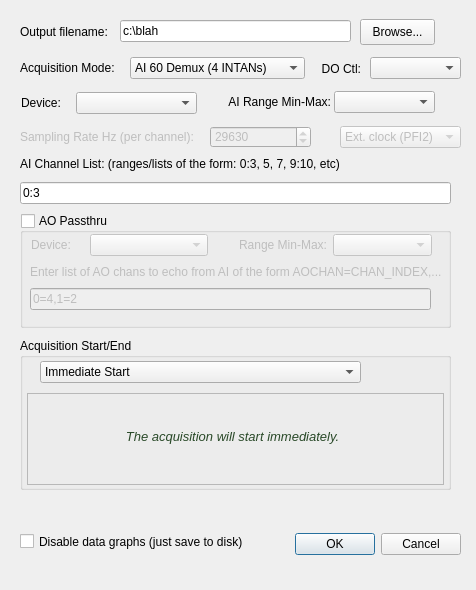
This is ConfigureDialog.ui in acorver/SpikeGL as Qt 5 draws it before an edit. The edited form follows.
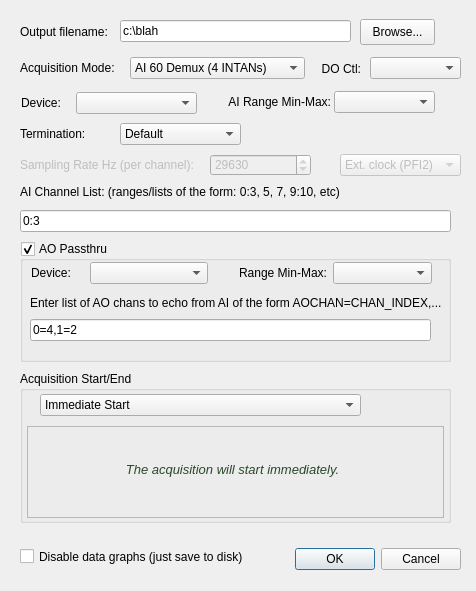
This is the edited form. Icons and pictures are not drawn.

Patch:
```diff
--- a/ConfigureDialog.ui
+++ b/ConfigureDialog.ui
@@ -9,7 +9,7 @@
     <x>0</x>
     <y>0</y>
     <width>476</width>
-    <height>590</height>
+    <height>591</height>
    </rect>
   </property>
   <property name="windowTitle" >
@@ -29,7 +29,7 @@
    <property name="geometry" >
     <rect>
      <x>290</x>
-     <y>528</y>
+     <y>543</y>
      <width>171</width>
      <height>32</height>
     </rect>
@@ -128,7 +128,7 @@
    <property name="geometry" >
     <rect>
      <x>20</x>
-     <y>182</y>
+     <y>210</y>
      <width>431</width>
      <height>22</height>
     </rect>
@@ -144,7 +144,7 @@
    <property name="geometry" >
     <rect>
      <x>20</x>
-     <y>156</y>
+     <y>184</y>
      <width>421</width>
      <height>16</height>
     </rect>
@@ -160,9 +160,9 @@
    <property name="geometry" >
     <rect>
      <x>20</x>
-     <y>213</y>
+     <y>241</y>
      <width>431</width>
-     <height>115</height>
+     <height>121</height>
     </rect>
    </property>
    <property name="toolTip" >
@@ -175,13 +175,13 @@
     <bool>true</bool>
    </property>
    <property name="checked" >
-    <bool>false</bool>
+    <bool>true</bool>
    </property>
    <widget class="QLineEdit" name="aoPassthruLE" >
     <property name="geometry" >
      <rect>
       <x>10</x>
-      <y>75</y>
+      <y>78</y>
       <width>401</width>
       <height>22</height>
      </rect>
@@ -197,7 +197,7 @@
     <property name="geometry" >
      <rect>
       <x>10</x>
-      <y>51</y>
+      <y>54</y>
       <width>411</width>
       <height>16</height>
      </rect>
@@ -278,7 +278,7 @@
    <property name="geometry" >
     <rect>
      <x>20</x>
-     <y>129</y>
+     <y>157</y>
      <width>181</width>
      <height>16</height>
     </rect>
@@ -297,7 +297,7 @@
    <property name="geometry" >
     <rect>
      <x>210</x>
-     <y>126</y>
+     <y>154</y>
      <width>101</width>
      <height>22</height>
     </rect>
@@ -322,7 +322,7 @@
    <property name="geometry" >
     <rect>
      <x>340</x>
-     <y>126</y>
+     <y>154</y>
      <width>121</width>
      <height>22</height>
     </rect>
@@ -342,7 +342,7 @@
    <property name="geometry" >
     <rect>
      <x>20</x>
-     <y>531</y>
+     <y>546</y>
      <width>251</width>
      <height>21</height>
     </rect>
@@ -358,7 +358,7 @@
    <property name="geometry" >
     <rect>
      <x>20</x>
-     <y>338</y>
+     <y>371</y>
      <width>431</width>
      <height>152</height>
     </rect>
@@ -548,6 +548,60 @@
     <string>(INTAN Mode only) The DO line to use for INTAN control</string>
    </property>
   </widget>
+  <widget class="QComboBox" name="aiTerminationCB" >
+   <property name="geometry" >
+    <rect>
+     <x>120</x>
+     <y>123</y>
+     <width>121</width>
+     <height>22</height>
+    </rect>
+   </property>
+   <property name="toolTip" >
+    <string>The termination setting to use for the AI channels.  See NI docs for an explanation of these terms.  Default is usually good enough.</string>
+   </property>
+   <item>
+    <property name="text" >
+     <string>Default</string>
+    </property>
+   </item>
+   <item>
+    <property name="text" >
+     <string>RSE</string>
+    </property>
+   </item>
+   <item>
+    <property name="text" >
+     <string>NRSE</string>
+    </property>
+   </item>
+   <item>
+    <property name="text" >
+     <string>Differential</string>
+    </property>
+   </item>
+   <item>
+    <property name="text" >
+     <string>PseudoDifferential</string>
+    </property>
+   </item>
+  </widget>
+  <widget class="QLabel" name="aiTerminationLabel" >
+   <property name="geometry" >
+    <rect>
+     <x>20</x>
+     <y>123</y>
+     <width>101</width>
+     <height>22</height>
+    </rect>
+   </property>
+   <property name="toolTip" >
+    <string>The termination setting to use for the AI channels.  See NI docs for an explanation of these terms.  Default is usually good enough.</string>
+   </property>
+   <property name="text" >
+    <string>Termination:</string>
+   </property>
+  </widget>
  </widget>
  <resources/>
  <connections>
```
